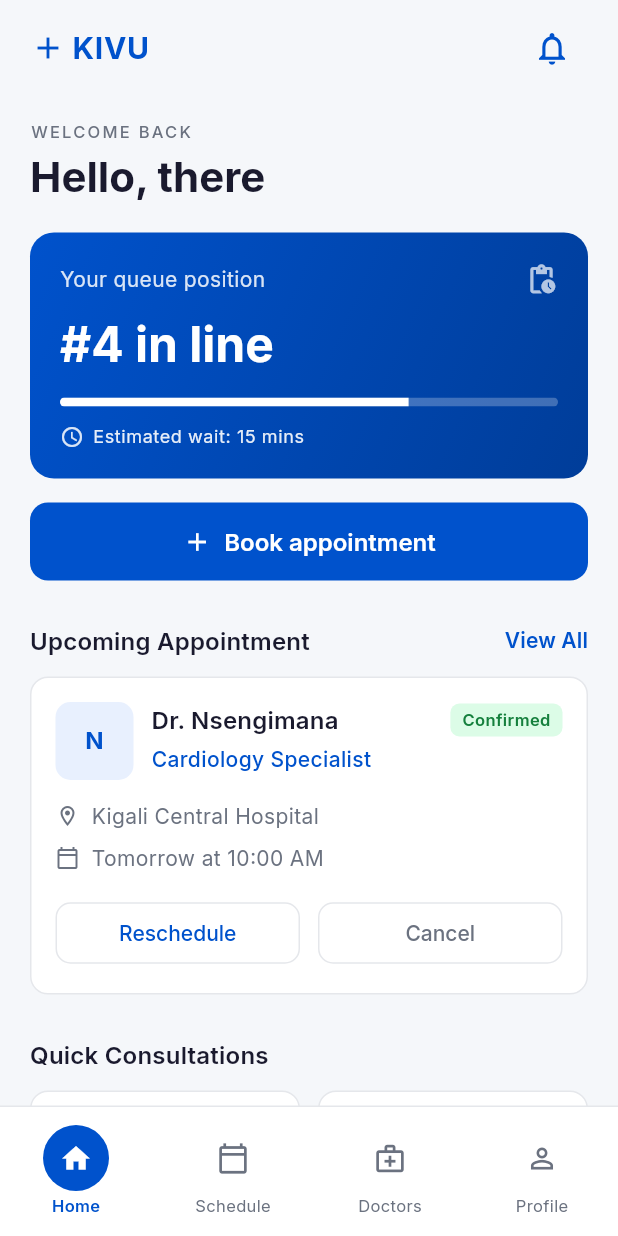
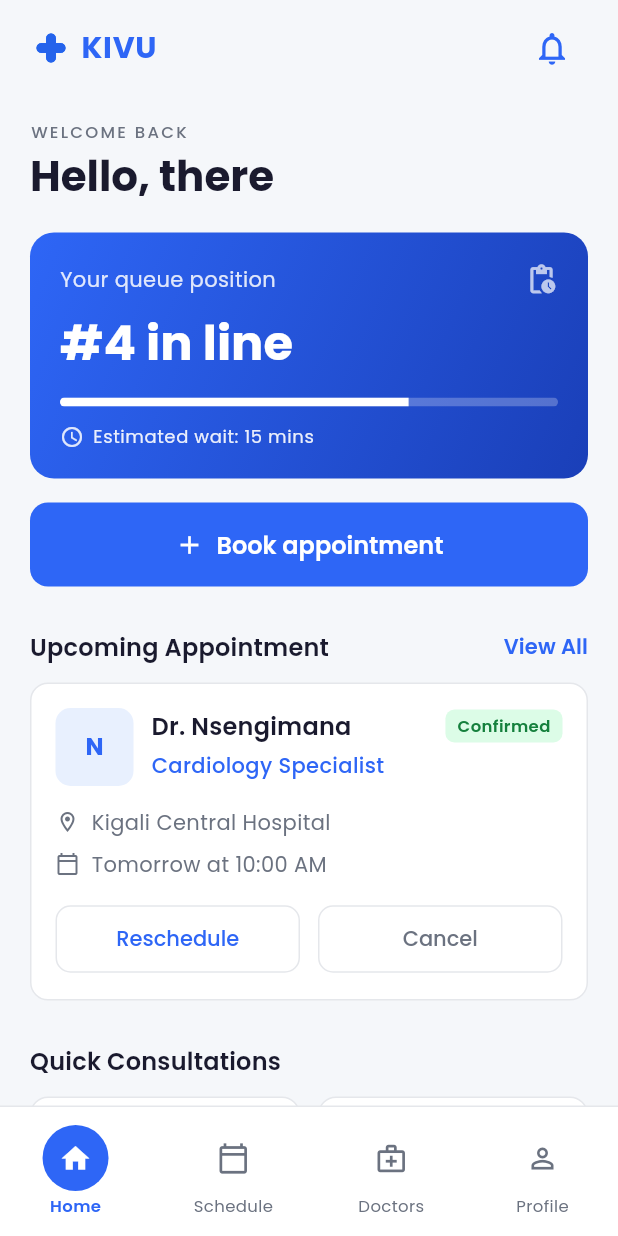
Before and after one commit to n-ruranga/kivu-haqms, a Flutter app: the HomePage screen opened by its route, on a phone screen of 412 x 824 dp. Run offline on Flutter 3.47's test engine with Material 3 defaults, Android fonts, the phone set to English and light mode, and no system bars; our stand-ins replace equatable, flutter_bloc, go_router, google_fonts; accounts and stored records are empty.

Commit message:
feat: use KIVU logo asset and Poppins as app-wide font

```diff
--- /dev/null
+++ b/lib/core/constants/app_assets.dart
@@ -0,0 +1,4 @@
+/// Paths to bundled image assets.
+abstract final class AppAssets {
+  static const String logo = 'assets/kivu-logo.png';
+}
--- a/lib/core/constants/app_colors.dart
+++ b/lib/core/constants/app_colors.dart
@@ -1,11 +1,12 @@
 import 'package:flutter/material.dart';
 
-/// KIVU brand colors matching the Figma prototype.
+/// KIVU brand colors matching the Figma prototype and logo.
 abstract final class AppColors {
-  static const Color primary = Color(0xFF0052CC);
-  static const Color primaryDark = Color(0xFF0047C1);
+  /// Matches `assets/kivu-logo.png` blue.
+  static const Color primary = Color(0xFF2E66F6);
+  static const Color primaryDark = Color(0xFF1E4FD6);
   static const Color primaryLight = Color(0xFFE8F0FE);
-  static const Color primaryGradientEnd = Color(0xFF003D99);
+  static const Color primaryGradientEnd = Color(0xFF1A3FB8);
 
   static const Color background = Color(0xFFF5F7FA);
   static const Color surface = Color(0xFFFFFFFF);
--- a/lib/core/widgets/kivu_logo.dart
+++ b/lib/core/widgets/kivu_logo.dart
@@ -1,15 +1,20 @@
 import 'package:flutter/material.dart';
+import 'package:kivu_haqms/core/constants/app_assets.dart';
 import 'package:kivu_haqms/core/constants/app_colors.dart';
 import 'package:kivu_haqms/core/constants/app_strings.dart';
 
+/// Brand mark: logo image + optional "KIVU" wordmark and tagline.
 class KivuLogo extends StatelessWidget {
   const KivuLogo({
     super.key,
+    this.showWordmark = true,
     this.showTagline = false,
-    this.iconSize = 24,
+    this.iconSize = 28,
     this.fontSize = 20,
   });
 
+  /// When false, shows only the logo image (e.g. compact headers).
+  final bool showWordmark;
   final bool showTagline;
   final double iconSize;
   final double fontSize;
@@ -22,13 +27,15 @@ class KivuLogo extends StatelessWidget {
         Row(
           mainAxisSize: MainAxisSize.min,
           children: [
-            Icon(
-              Icons.add,
-              color: AppColors.primary,
-              size: iconSize,
-              weight: 700,
+            Image.asset(
+              AppAssets.logo,
+              height: iconSize,
+              width: iconSize,
+              fit: BoxFit.contain,
+              filterQuality: FilterQuality.high,
             ),
-            const SizedBox(width: 4),
+            if (showWordmark) ...[
+              const SizedBox(width: 6),
               Text(
                 AppStrings.appName,
                 style: TextStyle(
@@ -38,6 +45,7 @@ class KivuLogo extends StatelessWidget {
                   letterSpacing: 0.5,
                 ),
               ),
+            ],
           ],
         ),
         if (showTagline) ...[
--- a/pubspec.yaml
+++ b/pubspec.yaml
@@ -24,3 +24,6 @@ dev_dependencies:
 
 flutter:
   uses-material-design: true
+
+  assets:
+    - assets/kivu-logo.png
```
Also changed, not shown: lib/core/theme/app_theme.dart (+12 -5 lines), assets/kivu-logo.png (added), 1 other file. Lines whose indentation alone changed are shown as unchanged.
